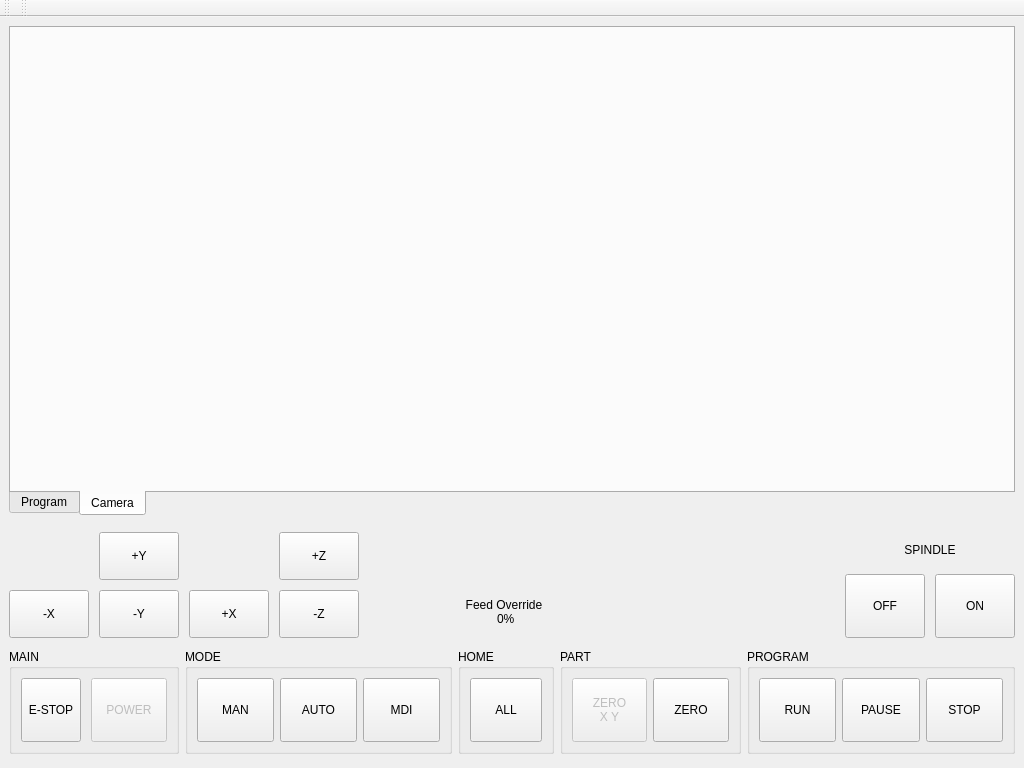
Old version of the form tnc/ui/window.ui in the repository kcjengr/turbonc.
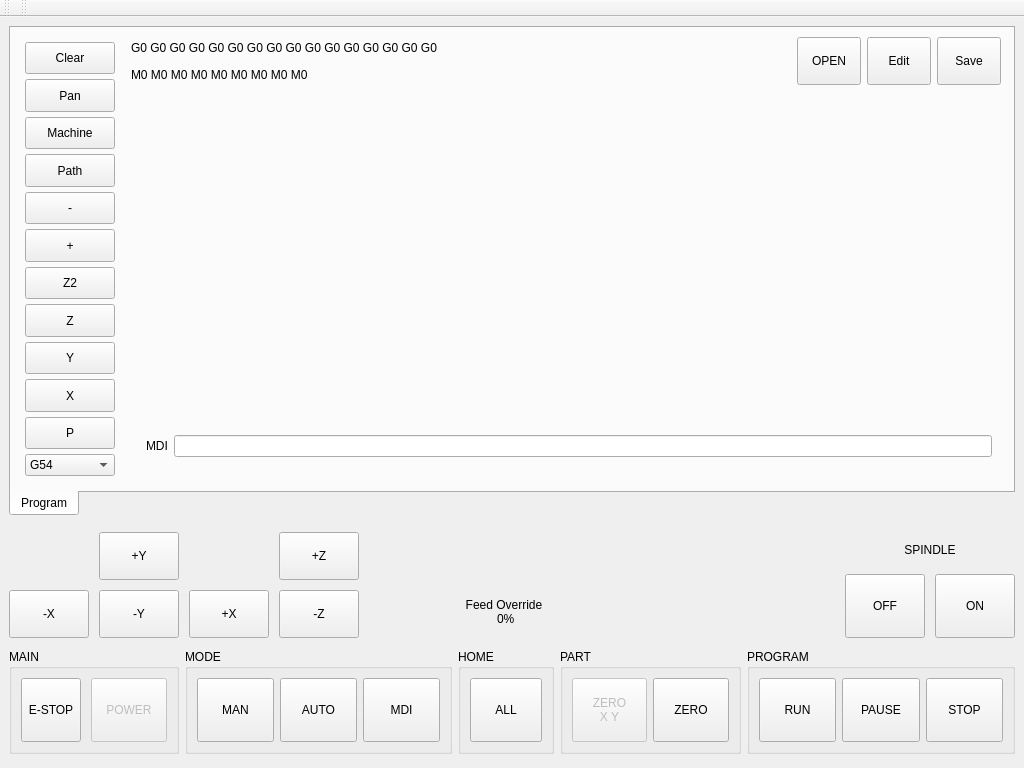
New version of the form. The open tabs and pages were chosen to show the change. Icons and pictures are not drawn. Custom widgets are drawn as their Qt base class.

Commit message: remove camera widget

The edit to the form file:
```diff
--- a/tnc/ui/window.ui
+++ b/tnc/ui/window.ui
@@ -610,16 +610,6 @@
         </item>
        </layout>
       </widget>
-      <widget class="QWidget" name="tab_2">
-       <attribute name="title">
-        <string>Camera</string>
-       </attribute>
-       <layout class="QVBoxLayout" name="verticalLayout_10">
-        <item>
-         <widget class="Camera" name="camera"/>
-        </item>
-       </layout>
-      </widget>
      </widget>
     </item>
     <item>
@@ -1697,12 +1687,6 @@
    <extends>QPushButton</extends>
    <header>qtpyvcp.widgets.button_widgets.mdi_button</header>
   </customwidget>
-  <customwidget>
-   <class>Camera</class>
-   <extends>QWidget</extends>
-   <header>qtpyvcp.widgets.display_widgets.camera.camera</header>
-   <container>1</container>
-  </customwidget>
   <customwidget>
    <class>GcodeEditor</class>
    <extends>QFrame</extends>
```
Left out of the diff: 146 changed lines with no effect on the pictures. The commit also changes 1 other file.
